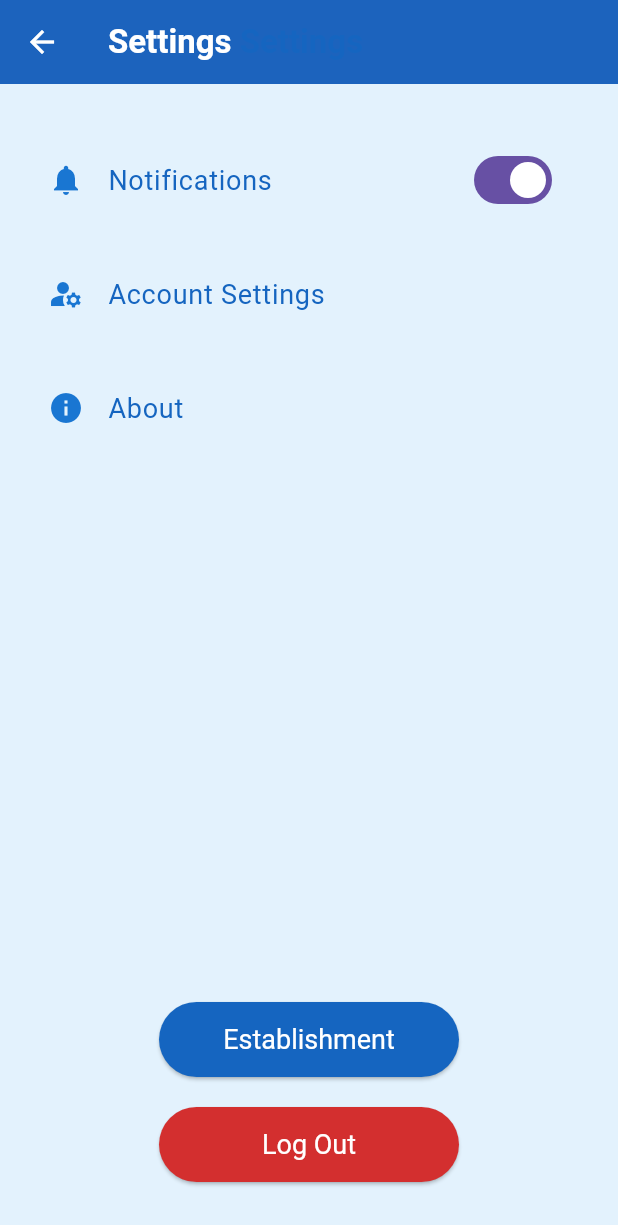
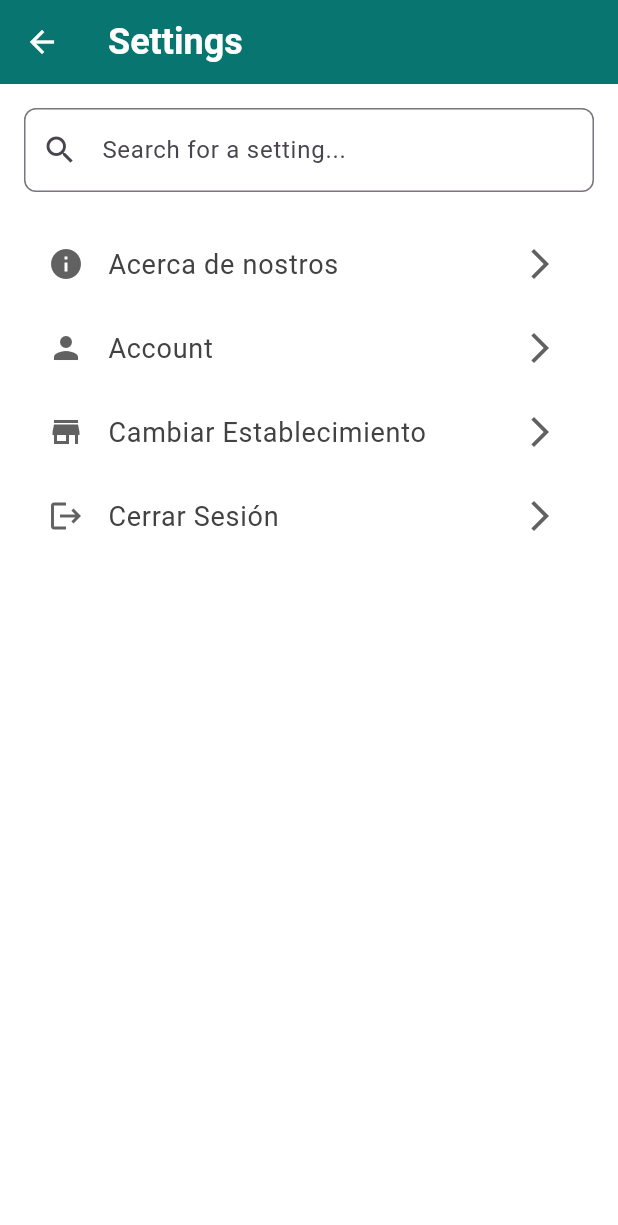
Before and after one commit to Nintventario-Team/NintventarioApp-beta, a Flutter app: the SettingsScreen screen opened directly, on a phone screen of 412 x 824 dp. Shown: the top 1225 px of the screen. Run offline on Flutter 3.47's test engine with Material 3 defaults, Android fonts, the phone set to English and light mode, and no system bars; our stand-ins replace font_awesome_flutter, shared_preferences; missing offline and left inert: mobile_scanner; accounts and stored records are empty.

Commit message:
Settings upgrade

```diff
--- a/lib/screens/about.dart
+++ b/lib/screens/about.dart
@@ -27,11 +27,18 @@ class AboutScreen extends StatelessWidget {
     return Scaffold(
       appBar: AppBar(
         title: const Text('About'),
-        backgroundColor: Colors.blueAccent, // Darker blue for AppBar
-        elevation: 0,
+        backgroundColor: Colors.teal[700], // Darker teal for AppBar
+        elevation: 4,
+        leading: IconButton(
+          icon: const Icon(Icons.arrow_back),
+          color: Colors.white,
+          onPressed: () {
+            Navigator.pop(context);
+          },
+        ),
       ),
       body: Container(
-        color: Colors.blue[50], // Light blue background color
+        color: Colors.white, // White background color
         child: Center(
           child: Padding(
             padding: const EdgeInsets.all(16.0),
@@ -51,7 +58,7 @@ class AboutScreen extends StatelessWidget {
                       style: TextStyle(
                         fontSize: 24,
                         fontWeight: FontWeight.bold,
-                        color: Colors.blue[800], // Darker blue for title
+                        color: Colors.teal[800], // Darker teal for title
                       ),
                     ),
                     const SizedBox(height: 20),
@@ -60,7 +67,8 @@ class AboutScreen extends StatelessWidget {
                       style: TextStyle(
                         fontSize: 18,
                         fontWeight: FontWeight.w600,
-                        color: Colors.blue[700], // Medium blue for section title
+                        color:
+                            Colors.teal[700], // Medium teal for section title
                       ),
                     ),
                     const SizedBox(height: 10),
@@ -71,7 +79,8 @@ class AboutScreen extends StatelessWidget {
                           creator,
                           style: TextStyle(
                             fontSize: 16,
-                            color: Colors.blue[600], // Slightly lighter blue for creators
+                            color: const Color.fromARGB(255, 0, 0,
+                                0), // Slightly lighter teal for creators
                           ),
                         );
                       }).toList(),
@@ -82,7 +91,8 @@ class AboutScreen extends StatelessWidget {
                       style: TextStyle(
                         fontSize: 18,
                         fontWeight: FontWeight.w600,
-                        color: Colors.blue[700], // Medium blue for section title
+                        color:
+                            Colors.teal[700], // Medium teal for section title
                       ),
                     ),
                     const SizedBox(height: 10),
@@ -90,7 +100,8 @@ class AboutScreen extends StatelessWidget {
                       currentDate,
                       style: TextStyle(
                         fontSize: 16,
-                        color: Colors.blue[600], // Slightly lighter blue for date
+                        color: const Color.fromARGB(
+                            255, 0, 0, 0), // Slightly lighter teal for date
                       ),
                     ),
                   ],
@@ -111,7 +122,7 @@ void main() {
     home: AboutScreen(),
     theme: ThemeData(
       useMaterial3: true,
-      primarySwatch: Colors.blue, // Primary blue theme for the app
+      primarySwatch: Colors.teal, // Primary teal theme for the app
     ),
   ));
 }
--- a/lib/screens/settings.dart
+++ b/lib/screens/settings.dart
@@ -3,10 +3,11 @@ import 'package:flutter/material.dart';
 import 'package:nintventario/screens/login_page.dart';
 import 'package:nintventario/screens/sale_spots.dart';
 import 'about.dart';
+import 'account_info.dart';
 
 double _spaceSize = 20;
 double _fontOptionSize = 18;
-double _fontTitleSize = 22;
+double _fontTitleSize = 24;
 double _hButton = 16;
 double _vButton = 12;
 
@@ -27,127 +28,106 @@ class SettingsScreenState extends State<SettingsScreen> {
   Widget build(BuildContext context) {
     return Scaffold(
       appBar: AppBar(
-        title: RichText(
-          text: TextSpan(
-            text: 'Settings',
+        title: Text(
+          'Settings',
           style: TextStyle(
             fontSize: _fontTitleSize,
             fontWeight: FontWeight.bold,
-              color: Colors.white, // White color for "Settings"
-            ),
-            children: <TextSpan>[
-              TextSpan(
-                text: ' Settings', // Additional text
-                style: TextStyle(
-                  fontSize: _fontTitleSize,
-                  fontWeight: FontWeight.bold,
-                  color: Colors.blue[800], // Dark blue for additional text
+            color: Colors.white,
           ),
         ),
-            ],
-          ),
-        ),
-        backgroundColor: Colors.blue[800], // Dark blue for AppBar
+        backgroundColor: Colors.teal[700],
         elevation: 4,
         leading: IconButton(
           icon: const Icon(Icons.arrow_back),
-          color: Colors.white, // White color for the back arrow
+          color: Colors.white,
           onPressed: () {
-            Navigator.pop(context); // Navigate back
+            Navigator.pop(context);
           },
         ),
       ),
       body: Container(
-        color: Colors.blue[50], // Light blue background
+        color: Colors.white,
         child: Padding(
           padding: const EdgeInsets.all(16.0),
           child: Column(
             crossAxisAlignment: CrossAxisAlignment.start,
             children: <Widget>[
-              SizedBox(height: _spaceSize),
-              ListTile(
-                leading: Icon(Icons.notifications, color: Colors.blue[700]), // Blue icon
-                title: Text('Notifications',
-                    style: TextStyle(fontSize: _fontOptionSize, color: Colors.blue[800])),
-                trailing: Switch(
-                  value: _notificationsEnabled,
-                  onChanged: (bool value) {
-                    setState(() {
-                      _notificationsEnabled = value;
-                      if (kDebugMode) {
-                        print(_notificationsEnabled);
-                      }
-                    });
-                  },
+              TextField(
+                decoration: InputDecoration(
+                  hintText: 'Search for a setting...',
+                  prefixIcon: Icon(Icons.search),
+                  border: OutlineInputBorder(
+                    borderRadius: BorderRadius.circular(8.0),
+                  ),
                 ),
               ),
               SizedBox(height: _spaceSize),
               ListTile(
-                leading: Icon(Icons.manage_accounts, color: Colors.blue[700]), // Blue icon
+                leading: Icon(Icons.info, color: Colors.grey[700]),
                 title: Text(
-                  'Account Settings',
-                  style: TextStyle(fontSize: _fontOptionSize, color: Colors.blue[800]),
+                  'Acerca de nostros',
+                  style: TextStyle(
+                      fontSize: _fontOptionSize, color: Colors.grey[800]),
                 ),
+                trailing:
+                    Icon(Icons.arrow_forward_ios, color: Colors.grey[700]),
                 onTap: () {
-                  // Navigate to the account settings screen
-                },
-              ),
-              SizedBox(height: _spaceSize),
-              ListTile(
-                leading: Icon(Icons.info, color: Colors.blue[700]), // Blue icon
-                title: Text(
-                  'About',
-                  style: TextStyle(fontSize: _fontOptionSize, color: Colors.blue[800]),
-                ),
-                onTap: () {
-                  // Navigate to the about screen
                   Navigator.push(
                     context,
-                    MaterialPageRoute<dynamic>(builder: (BuildContext context) => AboutScreen()),
+                    MaterialPageRoute<dynamic>(
+                        builder: (BuildContext context) => AboutScreen()),
                   );
                 },
               ),
-              const Spacer(),
-              // Buttons to navigate to other screens
-              Center(
-                child: ElevatedButton(
-                  onPressed: () {
-                    // Navigate to the sale spots screen
+              ListTile(
+                leading: Icon(Icons.person, color: Colors.grey[700]),
+                title: Text(
+                  'Account',
+                  style: TextStyle(
+                      fontSize: _fontOptionSize, color: Colors.grey[800]),
+                ),
+                trailing:
+                    Icon(Icons.arrow_forward_ios, color: Colors.grey[700]),
+                onTap: () {
+                  showAccountInfo(context);
+                },
+              ),
+              ListTile(
+                leading: Icon(Icons.store, color: Colors.grey[700]),
+                title: Text(
+                  'Cambiar Establecimiento',
+                  style: TextStyle(
+                      fontSize: _fontOptionSize, color: Colors.grey[800]),
+                ),
+                trailing:
+                    Icon(Icons.arrow_forward_ios, color: Colors.grey[700]),
+                onTap: () {
                   Navigator.push(
                     context,
                     MaterialPageRoute<dynamic>(
-                          builder: (BuildContext context) => const SaleSptosPage()),
+                        builder: (BuildContext context) =>
+                            const SaleSptosPage()),
                   );
                 },
-                  style: ElevatedButton.styleFrom(
-                    foregroundColor: Colors.white, backgroundColor: Colors.blue[800], // Dark blue for button
-                    minimumSize: const Size(200, 50),
-                    padding: EdgeInsets.symmetric(horizontal: _hButton, vertical: _vButton),
-                    textStyle: const TextStyle(fontSize: 18), // White text color
               ),
-                  child: const Text('Establishment'),
+              ListTile(
+                leading: Icon(Icons.logout, color: Colors.grey[700]),
+                title: Text(
+                  'Cerrar Sesión',
+                  style: TextStyle(
+                      fontSize: _fontOptionSize, color: Colors.grey[800]),
                 ),
-              ),
-              SizedBox(height: _spaceSize),
-              Center(
-                child: ElevatedButton(
-                  onPressed: () {
-                    // Navigate to the login screen
+                trailing:
+                    Icon(Icons.arrow_forward_ios, color: Colors.grey[700]),
+                onTap: () {
                   Navigator.push(
                     context,
-                      MaterialPageRoute<dynamic>(builder: (BuildContext context) => const LoginApp()),
+                    MaterialPageRoute<dynamic>(
+                        builder: (BuildContext context) => const LoginApp()),
                   );
                 },
-                  style: ElevatedButton.styleFrom(
-                    foregroundColor: Colors.white, backgroundColor: Colors.red[700], // Dark red for button
-                    minimumSize: const Size(200, 50),
-                    padding: EdgeInsets.symmetric(horizontal: _hButton, vertical: _vButton),
-                    textStyle: const TextStyle(fontSize: 18), // White text color
               ),
-                  child: const Text('Log Out'),
-                ),
-              ),
-              SizedBox(height: _spaceSize),
             ],
           ),
         ),
```
Also changed, not shown: lib/screens/account_info.dart (added, +22 -0 lines), lib/screens/home.dart (+27 -6 lines), lib/screens/last_inventory.dart (added, +17 -0 lines), lib/screens/last_report.dart (added, +17 -0 lines), lib/screens/login_page.dart (+14 -26 lines). Lines whose indentation alone changed are shown as unchanged.
